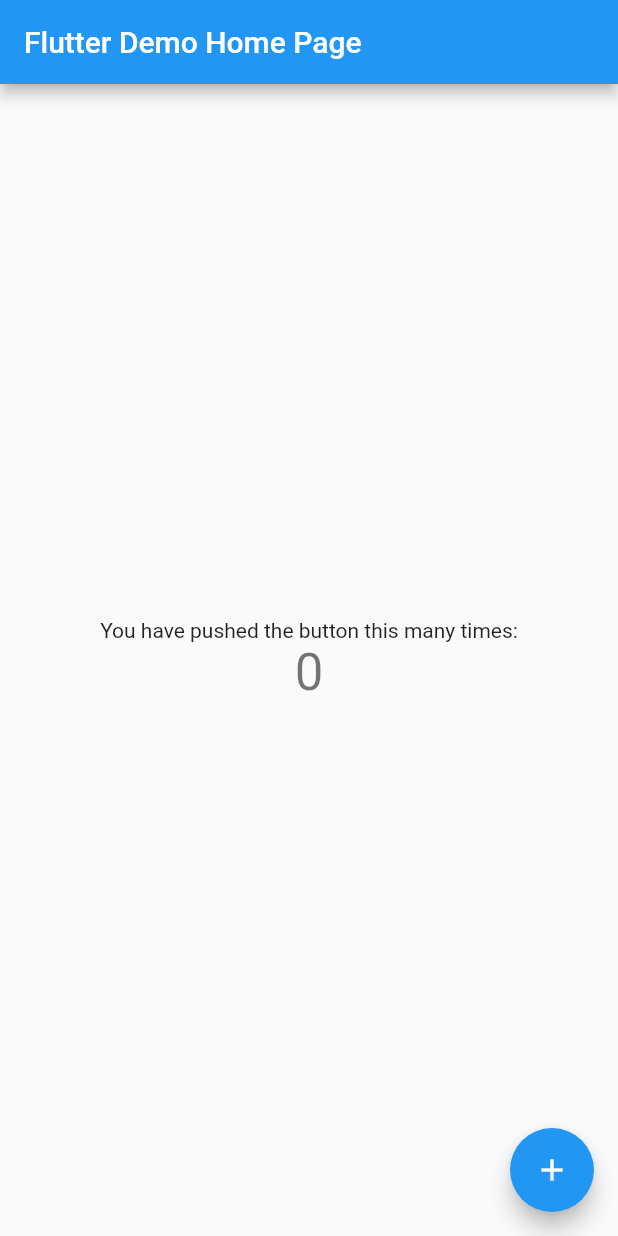
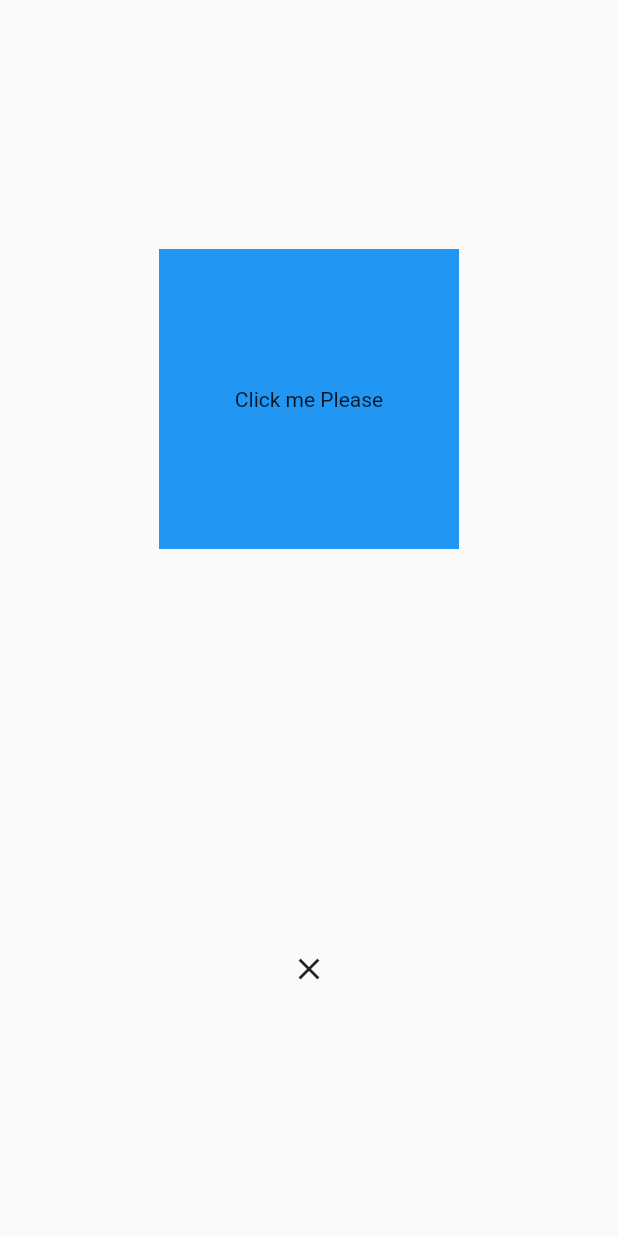
Before and after one commit to get-closr/closr_screens, a Flutter app: the screen it shows after launch, on a phone screen of 412 x 824 dp. Run offline on Flutter 3.47's test engine with Material 2 defaults, Android fonts, the phone set to English and light mode, and no system bars.

Commit message:
Collecting Splash button effect

```diff
--- a/lib/main.dart
+++ b/lib/main.dart
@@ -1,111 +1,51 @@
 import 'package:flutter/material.dart';
+import 'splash.dart';
 
-void main() => runApp(MyApp());
+void main() => runApp(
+  MaterialApp(
+    home: App(),
+  ));
 
-class MyApp extends StatelessWidget {
-  // This widget is the root of your application.
+
+class App extends StatefulWidget {
+  @override
+  _AppState createState() => _AppState();
+}
+
+class _AppState extends State<App> {
   @override
   Widget build(BuildContext context) {
-    return MaterialApp(
-      title: 'Flutter Demo',
-      theme: ThemeData(
-        // This is the theme of your application.
-        //
-        // Try running your application with "flutter run". You'll see the
-        // application has a blue toolbar. Then, without quitting the app, try
-        // changing the primarySwatch below to Colors.green and then invoke
-        // "hot reload" (press "r" in the console where you ran "flutter run",
-        // or simply save your changes to "hot reload" in a Flutter IDE).
-        // Notice that the counter didn't reset back to zero; the application
-        // is not restarted.
-        primarySwatch: Colors.blue,
-      ),
-      home: MyHomePage(title: 'Flutter Demo Home Page'),
+    return Scaffold(
+     body: Container(
+       padding: EdgeInsets.all(32.0),
+       child: Center(
+         child: Column(
+           mainAxisAlignment: MainAxisAlignment.spaceAround,
+           children: <Widget>[
+             Splash(
+               child: Container(
+                 width: 200,
+                 height: 200,
+                 color: Colors.blue,
+                 child: Center(child: Text("Click me Please"),),
+               ),
+               onTap: (){print('tap');},
+             ),
+             Splash(
+               child: Icon(Icons.close),
+               onTap: (){},
+             ),
+//             InkWell(
+//               child: Container(
+//                 width: 100,height: 50,
+//                 child: Text("Click Me"),
+//               ),
+//               onTap: (){},
+//             ),
+           ],
+         ),
+       ),
+     ),
     );
   }
 }
-
-class MyHomePage extends StatefulWidget {
-  MyHomePage({Key key, this.title}) : super(key: key);
-
-  // This widget is the home page of your application. It is stateful, meaning
-  // that it has a State object (defined below) that contains fields that affect
-  // how it looks.
-
-  // This class is the configuration for the state. It holds the values (in this
-  // case the title) provided by the parent (in this case the App widget) and
-  // used by the build method of the State. Fields in a Widget subclass are
-  // always marked "final".
-
-  final String title;
-
-  @override
-  _MyHomePageState createState() => _MyHomePageState();
-}
-
-class _MyHomePageState extends State<MyHomePage> {
-  int _counter = 0;
-
-  void _incrementCounter() {
-    setState(() {
-      // This call to setState tells the Flutter framework that something has
-      // changed in this State, which causes it to rerun the build method below
-      // so that the display can reflect the updated values. If we changed
-      // _counter without calling setState(), then the build method would not be
-      // called again, and so nothing would appear to happen.
-      _counter++;
-    });
-  }
-
-  @override
-  Widget build(BuildContext context) {
-    // This method is rerun every time setState is called, for instance as done
-    // by the _incrementCounter method above.
-    //
-    // The Flutter framework has been optimized to make rerunning build methods
-    // fast, so that you can just rebuild anything that needs updating rather
-    // than having to individually change instances of widgets.
-    return Scaffold(
-      appBar: AppBar(
-        // Here we take the value from the MyHomePage object that was created by
-        // the App.build method, and use it to set our appbar title.
-        title: Text(widget.title),
-      ),
-      body: Center(
-        // Center is a layout widget. It takes a single child and positions it
-        // in the middle of the parent.
-        child: Column(
-          // Column is also layout widget. It takes a list of children and
-          // arranges them vertically. By default, it sizes itself to fit its
-          // children horizontally, and tries to be as tall as its parent.
-          //
-          // Invoke "debug painting" (press "p" in the console, choose the
-          // "Toggle Debug Paint" action from the Flutter Inspector in Android
-          // Studio, or the "Toggle Debug Paint" command in Visual Studio Code)
-          // to see the wireframe for each widget.
-          //
-          // Column has various properties to control how it sizes itself and
-          // how it positions its children. Here we use mainAxisAlignment to
-          // center the children vertically; the main axis here is the vertical
-          // axis because Columns are vertical (the cross axis would be
-          // horizontal).
-          mainAxisAlignment: MainAxisAlignment.center,
-          children: <Widget>[
-            Text(
-              'You have pushed the button this many times:',
-            ),
-            Text(
-              '$_counter',
-              style: Theme.of(context).textTheme.display1,
-            ),
-          ],
-        ),
-      ),
-      floatingActionButton: FloatingActionButton(
-        onPressed: _incrementCounter,
-        tooltip: 'Increment',
-        child: Icon(Icons.add),
-      ), // This trailing comma makes auto-formatting nicer for build methods.
-    );
-  }
-}
--- /dev/null
+++ b/lib/splash.dart
@@ -0,0 +1,117 @@
+import 'package:flutter/material.dart';
+
+class Splash extends StatefulWidget {
+  final Widget child;
+  final GestureTapCallback onTap;
+
+  const Splash({Key key, this.onTap, this.child}):super(key:key);
+
+  @override
+  _SplashState createState() => _SplashState();
+}
+
+class _SplashState extends State<Splash> with SingleTickerProviderStateMixin{
+  static const double minRadius = 50;
+  static const double maxRadius = 120;
+
+  AnimationController controller;
+  Tween<double> radiusTween;
+  Animation<double> radiusAnimation;
+  Tween<double> borderWidthTween;
+  Animation<double> borderWidthAnimation;
+  AnimationStatus status;
+  Offset _tapPosition;
+
+  @override
+  void initState() {
+    controller = AnimationController(vsync: this, duration: Duration(milliseconds: 400))
+    ..addListener((){
+      setState(() {});
+    })
+    ..addStatusListener((listener){
+      status = listener;
+    });
+    radiusTween = Tween<double>(begin: 0, end: 50);
+    radiusAnimation = radiusTween.animate(CurvedAnimation(parent: controller, curve: Curves.ease));
+    borderWidthTween = Tween<double>(begin: 25, end: 1);
+    borderWidthAnimation = borderWidthTween.animate(CurvedAnimation(parent: controller, curve: Curves.fastOutSlowIn));
+    super.initState();
+
+  }
+
+  void _animate(){
+    controller.forward(from: 0);
+  }
+
+  void _handleTap(TapUpDetails tapDetails){
+    RenderBox renderBox = context.findRenderObject();
+    _tapPosition = renderBox.globalToLocal(tapDetails.globalPosition);
+
+    double radius = (renderBox.size.width > renderBox.size.height) ? renderBox.size.width : renderBox.size.height;
+
+    double constraintRadius;
+    if (radius > maxRadius) {
+      constraintRadius = maxRadius;
+    } else if (radius < minRadius ){
+      constraintRadius = minRadius;
+    } else {
+      constraintRadius = radius;
+    }
+
+    radiusTween.end = constraintRadius * 0.6;
+    borderWidthTween.begin = radiusTween.end/2;
+    borderWidthTween.end = radiusTween.end * 0.01;
+    _animate();
+
+    widget.onTap();
+  }
+
+  @override
+  Widget build(BuildContext context) {
+    return CustomPaint(
+      foregroundPainter: SplashPaint(
+        radius: radiusAnimation.value,
+        borderWidth: borderWidthAnimation.value,
+        status: status,
+        tapPosition: _tapPosition,
+      ),
+      child: GestureDetector(
+        child: widget.child,
+        onTapUp: _handleTap,
+      ),
+    );
+  }
+}
+
+class SplashPaint extends CustomPainter {
+  final double radius;
+  final double borderWidth;
+  final Paint blackPaint;
+  final AnimationStatus status;
+  final Offset tapPosition;
+
+  SplashPaint(
+      {@required this.radius, @required this.borderWidth, @required this.status, @required this.tapPosition})
+      : blackPaint = Paint()
+    ..color = Colors.black
+    ..style = PaintingStyle.stroke
+    ..strokeWidth = borderWidth;
+
+  @override
+  void paint(Canvas canvas, Size size) {
+    if (status == AnimationStatus.forward) {
+      canvas.drawCircle(
+          tapPosition, radius, blackPaint
+      );
+    }
+  }
+
+  @override
+  bool shouldRepaint(SplashPaint oldDelegate) {
+    if (radius != oldDelegate.radius) {
+      return true;
+    } else {
+      return false;
+    }
+  }
+}
```
